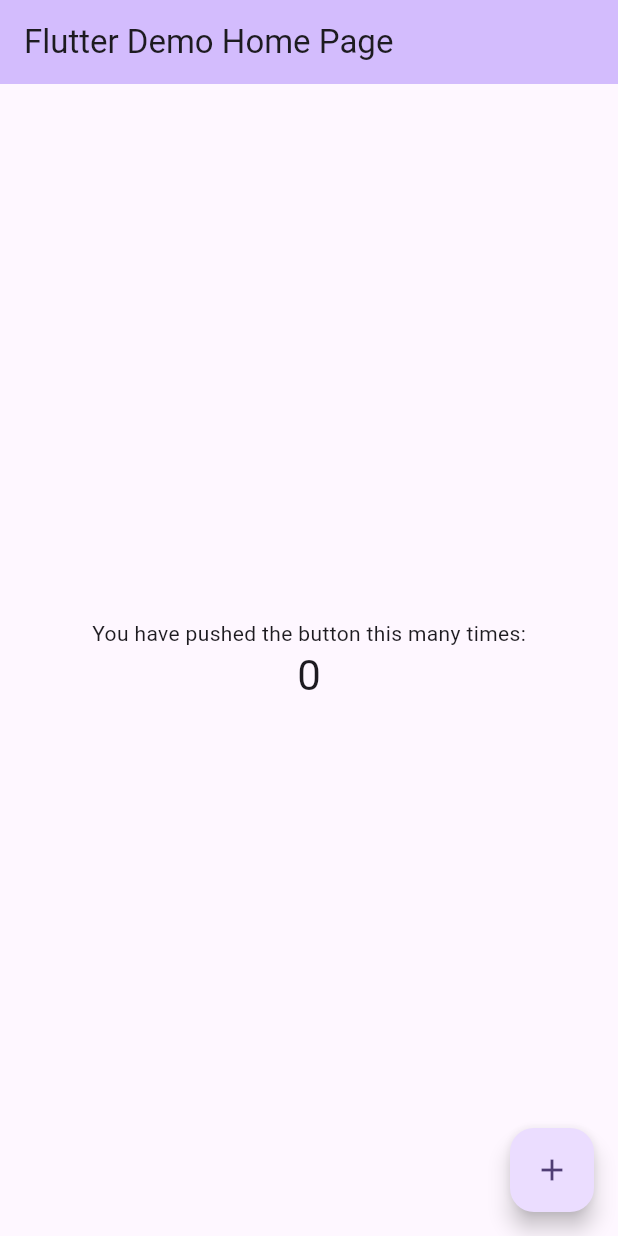
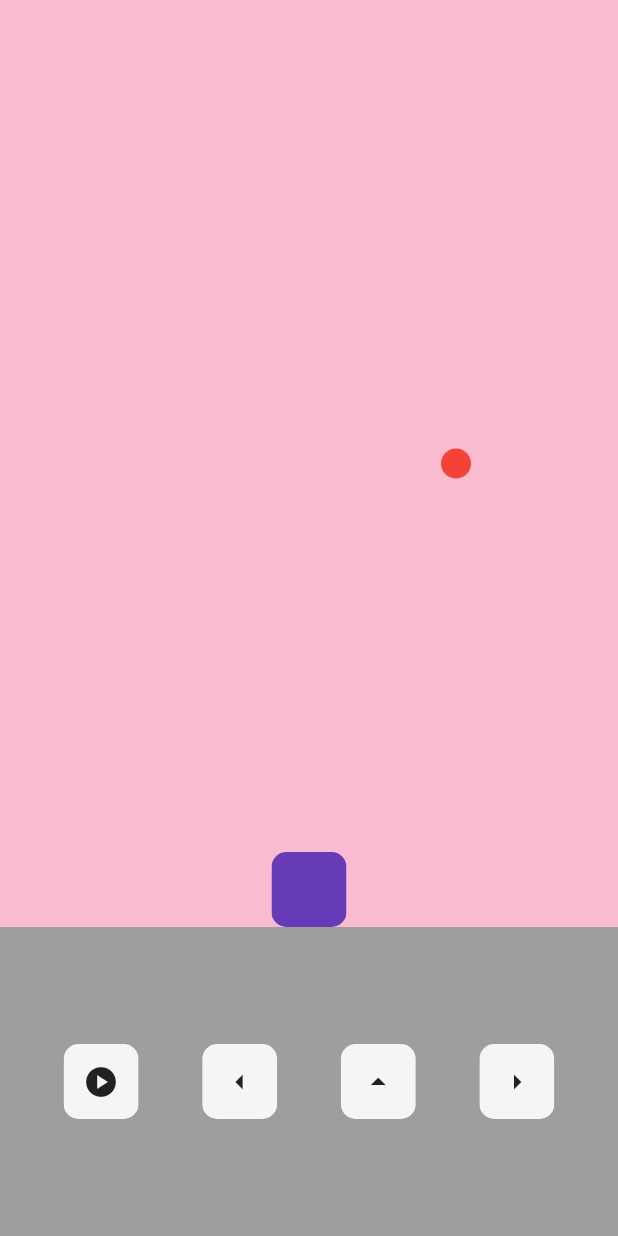
Before and after one commit to Anudeep2311/bubble_trouble, a Flutter app: the screen it shows after launch, on a phone screen of 412 x 824 dp. Run offline on Flutter 3.47's test engine with Material 3 defaults, Android fonts, the phone set to English and light mode, and no system bars.

Commit message:
Bouncy Mechanism Done

```diff
--- /dev/null
+++ b/lib/ball.dart
@@ -0,0 +1,21 @@
+import 'package:flutter/material.dart';
+
+class MyBall extends StatelessWidget {
+  const MyBall({super.key, required this.ballX, required this.ballY});
+
+  final double ballX;
+  final double ballY;
+
+  @override
+  Widget build(BuildContext context) {
+    return Container(
+      alignment: Alignment(ballX, ballY),
+      child: Container(
+        height: 20,
+        width: 20,
+        decoration:
+            const BoxDecoration(shape: BoxShape.circle, color: Colors.red),
+      ),
+    );
+  }
+}
--- /dev/null
+++ b/lib/button.dart
@@ -0,0 +1,24 @@
+import 'package:flutter/material.dart';
+
+class MyButton extends StatelessWidget {
+  final icon;
+  final function;
+  const MyButton({super.key, this.icon, this.function});
+
+  @override
+  Widget build(BuildContext context) {
+    return GestureDetector(
+      onTap: function,
+      child: ClipRRect(
+        borderRadius: BorderRadius.circular(10),
+        child: Container(
+            color: Colors.grey.shade100,
+            width: 50,
+            height: 50,
+            child: Center(
+              child: Icon(icon),
+            )),
+      ),
+    );
+  }
+}
--- /dev/null
+++ b/lib/homepage.dart
@@ -0,0 +1,218 @@
+import 'dart:async';
+
+import 'package:bubble_trouble/ball.dart';
+import 'package:bubble_trouble/button.dart';
+import 'package:bubble_trouble/player.dart';
+import 'package:bubble_trouble/shooter.dart';
+import 'package:flutter/material.dart';
+import 'package:flutter/services.dart';
+
+class HomePage extends StatefulWidget {
+  const HomePage({super.key});
+
+  @override
+  State<HomePage> createState() => _HomePageState();
+}
+
+enum direction { LEFT, RIGHT }
+
+class _HomePageState extends State<HomePage> {
+  // PLAYER VARIABLES
+  static double playerX = 0;
+  double playerY = 1;
+
+  // SHOOT VARIABLES
+  double shootX = playerX;
+  double shootingHeight = 10;
+  bool midShot = false;
+
+  // BALL VARIABLES
+  double ballX = 0.5;
+  double ballY = 0;
+  var ballDirection = direction.LEFT;
+
+  void moveLeft() {
+    setState(() {
+      if (playerX - 0.1 < -1) {
+      } else {
+        playerX -= 0.1;
+      }
+      if (!midShot) {
+        shootX = playerX;
+      }
+    });
+  }
+
+  void moveRight() {
+    setState(() {
+      if (playerX + 0.1 > 1) {
+      } else {
+        playerX += 0.1;
+      }
+      if (!midShot) {
+        shootX = playerX;
+      }
+    });
+  }
+
+  void resetShoot() {
+    shootX = playerX;
+    shootingHeight = 10;
+    midShot = false;
+  }
+
+// CONVERT HEIGHT TO CO-ORDINATE
+  double heightToCoordinate(double height) {
+    double totalHeight = MediaQuery.of(context).size.height * 3 / 4;
+    double position = 1 - 2 * height / totalHeight;
+    return position;
+  }
+
+  void shoot() {
+    if (midShot == false) {
+      Timer.periodic(const Duration(milliseconds: 20), (timer) {
+        midShot = true;
+
+        setState(() {
+          shootingHeight += 10;
+        });
+
+        if (shootingHeight > MediaQuery.of(context).size.height * 3 / 4) {
+          resetShoot();
+          timer.cancel();
+        }
+        if (ballY > heightToCoordinate(shootingHeight) &&
+            (ballX - shootX).abs() < 0.03) {
+          resetShoot();
+          ballX = 5;
+          timer.cancel();
+        }
+      });
+    }
+  }
+
+  void startGame() {
+    double time = 0;
+    double height = 0;
+    double velocity = 60;
+    Timer.periodic(const Duration(milliseconds: 15), (timer) {
+      height = -5 * time * time + velocity * time;
+
+      if (height < 0) {
+        time = 0;
+      }
+
+      setState(() {
+        ballY = heightToCoordinate(height);
+      });
+      if (ballX - 0.005 < -1) {
+        ballDirection = direction.RIGHT;
+      } else if (ballX + 0.05 > 1) {
+        ballDirection = direction.LEFT;
+      }
+
+      if (ballDirection == direction.LEFT) {
+        setState(() {
+          ballX -= 0.005;
+        });
+      } else if (ballDirection == direction.RIGHT) {
+        setState(() {
+          ballX += 0.005;
+        });
+      }
+      if (playerDied()) {
+        timer.cancel();
+        _showDialouge();
+      }
+      time += 0.1;
+    });
+  }
+
+  void _showDialouge() {
+    showDialog(
+        context: context,
+        builder: (BuildContext context) {
+          return const AlertDialog(
+            backgroundColor: Colors.black,
+            title: Text("You dead bro"),
+            titleTextStyle: TextStyle(color: Colors.white),
+          );
+        });
+  }
+
+  bool playerDied() {
+    if ((ballX - playerX).abs() < 0.05 && ballY > 0.95) {
+      return true;
+    } else {
+      return false;
+    }
+  }
+
+  @override
+  Widget build(BuildContext context) {
+    return RawKeyboardListener(
+      focusNode: FocusNode(),
+      autofocus: true,
+      onKey: (event) {
+        if (event.isKeyPressed(LogicalKeyboardKey.arrowLeft)) {
+          moveLeft();
+        } else if (event.isKeyPressed(LogicalKeyboardKey.arrowRight)) {
+          moveRight();
+        }
+        if (event.isKeyPressed(LogicalKeyboardKey.space)) {
+          shoot();
+        }
+      },
+      child: Column(
+        children: [
+          Expanded(
+            flex: 3,
+            child: Container(
+              color: Colors.pink[100],
+              child: Center(
+                child: Stack(
+                  children: [
+                    MyBall(ballX: ballX, ballY: ballY),
+                    Shooter(
+                      height: shootingHeight,
+                      shootX: shootX,
+                    ),
+                    MyPlayer(
+                      playerX: playerX,
+                    ),
+                  ],
+                ),
+              ),
+            ),
+          ),
+          Expanded(
+            child: Container(
+              color: Colors.grey,
+              child: Row(
+                mainAxisAlignment: MainAxisAlignment.spaceEvenly,
+                children: [
+                  MyButton(
+                    icon: Icons.play_circle_sharp,
+                    function: startGame,
+                  ),
+                  MyButton(
+                    icon: Icons.arrow_left,
+                    function: moveLeft,
+                  ),
+                  MyButton(
+                    icon: Icons.arrow_drop_up,
+                    function: shoot,
+                  ),
+                  MyButton(
+                    icon: Icons.arrow_right,
+                    function: moveRight,
+                  )
+                ],
+              ),
+            ),
+          )
+        ],
+      ),
+    );
+  }
+}
--- a/lib/main.dart
+++ b/lib/main.dart
@@ -1,125 +1,16 @@
+import 'package:bubble_trouble/homepage.dart';
 import 'package:flutter/material.dart';
 
 void main() {
-  runApp(const MyApp());
+  runApp(MyApp());
 }
 
 class MyApp extends StatelessWidget {
-  const MyApp({super.key});
-
-  // This widget is the root of your application.
   @override
   Widget build(BuildContext context) {
     return MaterialApp(
-      title: 'Flutter Demo',
-      theme: ThemeData(
-        // This is the theme of your application.
-        //
-        // TRY THIS: Try running your application with "flutter run". You'll see
-        // the application has a purple toolbar. Then, without quitting the app,
-        // try changing the seedColor in the colorScheme below to Colors.green
-        // and then invoke "hot reload" (save your changes or press the "hot
-        // reload" button in a Flutter-supported IDE, or press "r" if you used
-        // the command line to start the app).
-        //
-        // Notice that the counter didn't reset back to zero; the application
-        // state is not lost during the reload. To reset the state, use hot
-        // restart instead.
-        //
-        // This works for code too, not just values: Most code changes can be
-        // tested with just a hot reload.
-        colorScheme: ColorScheme.fromSeed(seedColor: Colors.deepPurple),
-        useMaterial3: true,
-      ),
-      home: const MyHomePage(title: 'Flutter Demo Home Page'),
+      debugShowCheckedModeBanner: false,
+      home: HomePage(),
     );
   }
 }
-
-class MyHomePage extends StatefulWidget {
-  const MyHomePage({super.key, required this.title});
-
-  // This widget is the home page of your application. It is stateful, meaning
-  // that it has a State object (defined below) that contains fields that affect
-  // how it looks.
-
-  // This class is the configuration for the state. It holds the values (in this
-  // case the title) provided by the parent (in this case the App widget) and
-  // used by the build method of the State. Fields in a Widget subclass are
-  // always marked "final".
-
-  final String title;
-
-  @override
-  State<MyHomePage> createState() => _MyHomePageState();
-}
-
-class _MyHomePageState extends State<MyHomePage> {
-  int _counter = 0;
-
-  void _incrementCounter() {
-    setState(() {
-      // This call to setState tells the Flutter framework that something has
-      // changed in this State, which causes it to rerun the build method below
-      // so that the display can reflect the updated values. If we changed
-      // _counter without calling setState(), then the build method would not be
-      // called again, and so nothing would appear to happen.
-      _counter++;
-    });
-  }
-
-  @override
-  Widget build(BuildContext context) {
-    // This method is rerun every time setState is called, for instance as done
-    // by the _incrementCounter method above.
-    //
-    // The Flutter framework has been optimized to make rerunning build methods
-    // fast, so that you can just rebuild anything that needs updating rather
-    // than having to individually change instances of widgets.
-    return Scaffold(
-      appBar: AppBar(
-        // TRY THIS: Try changing the color here to a specific color (to
-        // Colors.amber, perhaps?) and trigger a hot reload to see the AppBar
-        // change color while the other colors stay the same.
-        backgroundColor: Theme.of(context).colorScheme.inversePrimary,
-        // Here we take the value from the MyHomePage object that was created by
-        // the App.build method, and use it to set our appbar title.
-        title: Text(widget.title),
-      ),
-      body: Center(
-        // Center is a layout widget. It takes a single child and positions it
-        // in the middle of the parent.
-        child: Column(
-          // Column is also a layout widget. It takes a list of children and
-          // arranges them vertically. By default, it sizes itself to fit its
-          // children horizontally, and tries to be as tall as its parent.
-          //
-          // Column has various properties to control how it sizes itself and
-          // how it positions its children. Here we use mainAxisAlignment to
-          // center the children vertically; the main axis here is the vertical
-          // axis because Columns are vertical (the cross axis would be
-          // horizontal).
-          //
-          // TRY THIS: Invoke "debug painting" (choose the "Toggle Debug Paint"
-          // action in the IDE, or press "p" in the console), to see the
-          // wireframe for each widget.
-          mainAxisAlignment: MainAxisAlignment.center,
-          children: <Widget>[
-            const Text(
-              'You have pushed the button this many times:',
-            ),
-            Text(
-              '$_counter',
-              style: Theme.of(context).textTheme.headlineMedium,
-            ),
-          ],
-        ),
-      ),
-      floatingActionButton: FloatingActionButton(
-        onPressed: _incrementCounter,
-        tooltip: 'Increment',
-        child: const Icon(Icons.add),
-      ), // This trailing comma makes auto-formatting nicer for build methods.
-    );
-  }
-}
--- /dev/null
+++ b/lib/player.dart
@@ -0,0 +1,21 @@
+import 'package:flutter/material.dart';
+
+class MyPlayer extends StatelessWidget {
+  const MyPlayer({super.key, this.playerX});
+  final playerX;
+
+  @override
+  Widget build(BuildContext context) {
+    return Container(
+      alignment: Alignment(playerX, 1),
+      child: ClipRRect(
+        borderRadius: BorderRadius.circular(10),
+        child: Container(
+          color: Colors.deepPurple,
+          height: 50,
+          width: 50,
+        ),
+      ),
+    );
+  }
+}
--- /dev/null
+++ b/lib/shooter.dart
@@ -0,0 +1,23 @@
+import 'package:flutter/material.dart';
+
+class Shooter extends StatelessWidget {
+  const Shooter({
+    super.key,
+    this.shootX,
+    this.height,
+  });
+  final shootX;
+  final height;
+
+  @override
+  Widget build(BuildContext context) {
+    return Container(
+      alignment: Alignment(shootX, 1),
+      child: Container(
+        width: 2,
+        height: height,
+        color: Colors.grey,
+      ),
+    );
+  }
+}
```
